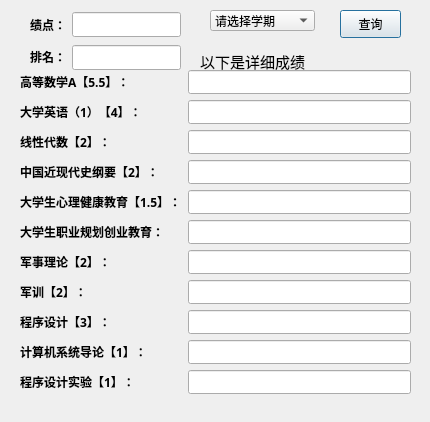
This is gpa.ui in ZengKeKe1/ClassInfoCenter as Qt 5 draws it before an edit. The edited form follows.
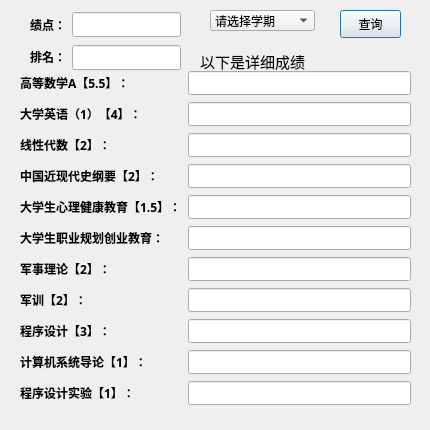
This is the edited form.

Patch:
```diff
--- a/gpa.ui
+++ b/gpa.ui
@@ -7,9 +7,21 @@
     <x>0</x>
     <y>0</y>
     <width>430</width>
-    <height>422</height>
+    <height>430</height>
    </rect>
   </property>
+  <property name="minimumSize">
+   <size>
+    <width>430</width>
+    <height>430</height>
+   </size>
+  </property>
+  <property name="maximumSize">
+   <size>
+    <width>430</width>
+    <height>430</height>
+   </size>
+  </property>
   <property name="windowTitle">
    <string>Dialog</string>
   </property>
@@ -109,7 +121,7 @@
      <x>20</x>
      <y>70</y>
      <width>391</width>
-     <height>331</height>
+     <height>347</height>
     </rect>
    </property>
    <layout class="QGridLayout" name="gridLayout">
```
